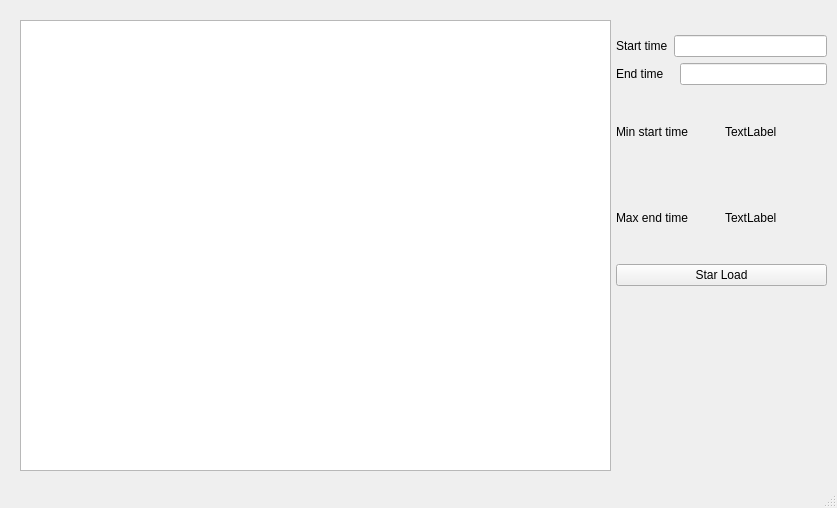
This is client-side/Graphics.ui in akapust1n/MPICL-metrics as Qt 5 draws it before an edit. The edited form follows.
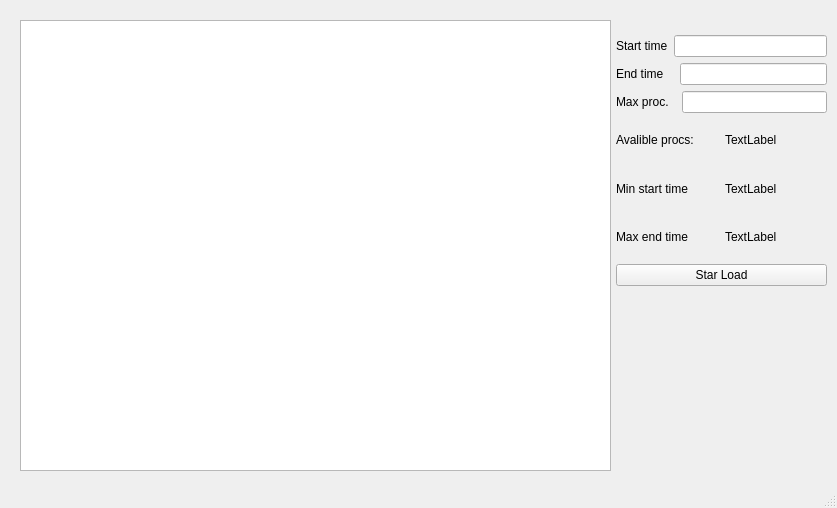
This is the edited form.

The edit to the form file:
```diff
--- a/client-side/Graphics.ui
+++ b/client-side/Graphics.ui
@@ -62,6 +62,38 @@
        </item>
       </layout>
      </item>
+     <item>
+      <layout class="QHBoxLayout" name="horizontalLayout_5">
+       <item>
+        <widget class="QLabel" name="label_3">
+         <property name="text">
+          <string>Max proc.  </string>
+         </property>
+        </widget>
+       </item>
+       <item>
+        <widget class="QLineEdit" name="lineEdit_3"/>
+       </item>
+      </layout>
+     </item>
+     <item>
+      <layout class="QHBoxLayout" name="horizontalLayout_6">
+       <item>
+        <widget class="QLabel" name="avalibleProc">
+         <property name="text">
+          <string>Avalible procs:</string>
+         </property>
+        </widget>
+       </item>
+       <item>
+        <widget class="QLabel" name="numProc">
+         <property name="text">
+          <string>TextLabel</string>
+         </property>
+        </widget>
+       </item>
+      </layout>
+     </item>
      <item>
       <layout class="QHBoxLayout" name="horizontalLayout_4">
        <item>
```
Left out of the diff: 3 changed lines with no effect on the pictures.
